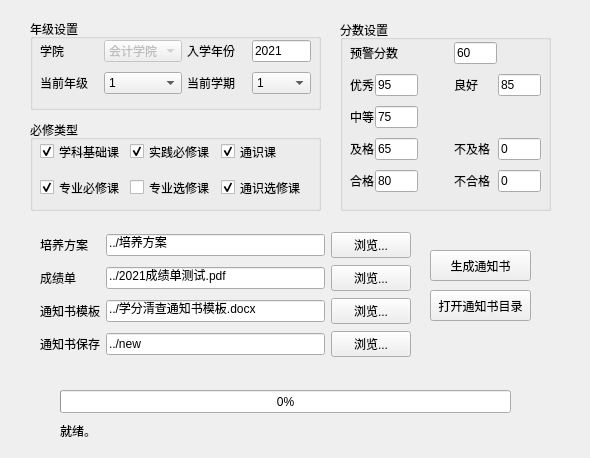
This is credit_check/ui/ui.ui in yangjywhu/CreditCheck as Qt 5 draws it before an edit. The edited form follows.
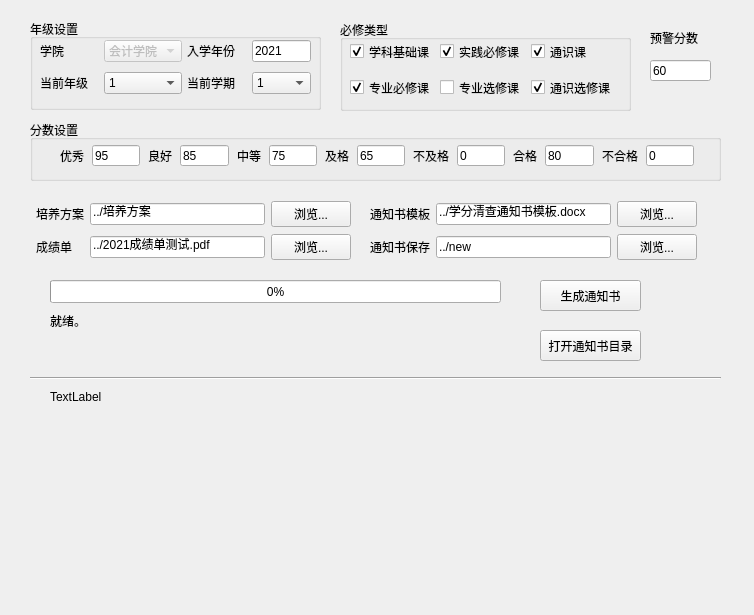
This is the edited form.

Diff of the .ui file:
```diff
--- a/credit_check/ui/ui.ui
+++ b/credit_check/ui/ui.ui
@@ -6,8 +6,8 @@
    <rect>
     <x>0</x>
     <y>0</y>
-    <width>590</width>
-    <height>458</height>
+    <width>754</width>
+    <height>615</height>
    </rect>
   </property>
   <property name="windowTitle">
@@ -16,8 +16,8 @@
   <widget class="QPushButton" name="notice_create">
    <property name="geometry">
     <rect>
-     <x>430</x>
-     <y>250</y>
+     <x>540</x>
+     <y>280</y>
      <width>101</width>
      <height>31</height>
     </rect>
@@ -29,8 +29,8 @@
   <widget class="QPushButton" name="open_notice_dir">
    <property name="geometry">
     <rect>
-     <x>430</x>
-     <y>290</y>
+     <x>540</x>
+     <y>330</y>
      <width>101</width>
      <height>31</height>
     </rect>
@@ -45,8 +45,8 @@
    </property>
    <property name="geometry">
     <rect>
-     <x>30</x>
-     <y>120</y>
+     <x>340</x>
+     <y>20</y>
      <width>291</width>
      <height>91</height>
     </rect>
@@ -68,24 +68,11 @@
     <string>年级设置</string>
    </property>
   </widget>
-  <widget class="QGroupBox" name="grade_group_2">
-   <property name="geometry">
-    <rect>
-     <x>340</x>
-     <y>20</y>
-     <width>211</width>
-     <height>191</height>
-    </rect>
-   </property>
-   <property name="title">
-    <string>分数设置</string>
-   </property>
-  </widget>
   <widget class="QWidget" name="layoutWidget1">
    <property name="geometry">
     <rect>
-     <x>40</x>
-     <y>141</y>
+     <x>350</x>
+     <y>41</y>
      <width>271</width>
      <height>57</height>
     </rect>
@@ -286,165 +273,272 @@
     </item>
    </layout>
   </widget>
+  <widget class="QProgressBar" name="progress_bar">
+   <property name="geometry">
+    <rect>
+     <x>50</x>
+     <y>280</y>
+     <width>451</width>
+     <height>23</height>
+    </rect>
+   </property>
+   <property name="cursor">
+    <cursorShape>ArrowCursor</cursorShape>
+   </property>
+   <property name="value">
+    <number>0</number>
+   </property>
+  </widget>
+  <widget class="QLabel" name="progress_phase">
+   <property name="geometry">
+    <rect>
+     <x>50</x>
+     <y>310</y>
+     <width>161</width>
+     <height>21</height>
+    </rect>
+   </property>
+   <property name="text">
+    <string>就绪。</string>
+   </property>
+  </widget>
+  <widget class="QLabel" name="progress_now">
+   <property name="geometry">
+    <rect>
+     <x>50</x>
+     <y>330</y>
+     <width>411</width>
+     <height>21</height>
+    </rect>
+   </property>
+   <property name="text">
+    <string/>
+   </property>
+  </widget>
+  <widget class="QGroupBox" name="grade_group_2">
+   <property name="geometry">
+    <rect>
+     <x>30</x>
+     <y>120</y>
+     <width>691</width>
+     <height>61</height>
+    </rect>
+   </property>
+   <property name="title">
+    <string>分数设置</string>
+   </property>
+  </widget>
+  <widget class="Line" name="line">
+   <property name="geometry">
+    <rect>
+     <x>30</x>
+     <y>370</y>
+     <width>691</width>
+     <height>16</height>
+    </rect>
+   </property>
+   <property name="orientation">
+    <enum>Qt::Horizontal</enum>
+   </property>
+  </widget>
+  <widget class="QLabel" name="note_text">
+   <property name="geometry">
+    <rect>
+     <x>50</x>
+     <y>390</y>
+     <width>631</width>
+     <height>211</height>
+    </rect>
+   </property>
+   <property name="text">
+    <string>TextLabel</string>
+   </property>
+   <property name="alignment">
+    <set>Qt::AlignLeading|Qt::AlignLeft|Qt::AlignTop</set>
+   </property>
+   <property name="wordWrap">
+    <bool>true</bool>
+   </property>
+  </widget>
+  <widget class="QLabel" name="pass_label">
+   <property name="geometry">
+    <rect>
+     <x>650</x>
+     <y>30</y>
+     <width>48</width>
+     <height>16</height>
+    </rect>
+   </property>
+   <property name="text">
+    <string>预警分数</string>
+   </property>
+   <property name="wordWrap">
+    <bool>false</bool>
+   </property>
+  </widget>
+  <widget class="QLineEdit" name="pass_score">
+   <property name="geometry">
+    <rect>
+     <x>650</x>
+     <y>60</y>
+     <width>61</width>
+     <height>21</height>
+    </rect>
+   </property>
+   <property name="text">
+    <string>60</string>
+   </property>
+  </widget>
   <widget class="QWidget" name="layoutWidget3">
    <property name="geometry">
     <rect>
-     <x>350</x>
-     <y>42</y>
-     <width>191</width>
-     <height>152</height>
+     <x>60</x>
+     <y>140</y>
+     <width>634</width>
+     <height>31</height>
     </rect>
    </property>
-   <layout class="QGridLayout" name="score_layout" columnstretch="1,0,0,0,0">
-    <property name="leftMargin">
-     <number>0</number>
+   <layout class="QHBoxLayout" name="horizontalLayout">
+    <property name="spacing">
+     <number>8</number>
     </property>
-    <property name="horizontalSpacing">
-     <number>1</number>
+    <property name="topMargin">
+     <number>5</number>
     </property>
-    <property name="verticalSpacing">
-     <number>10</number>
+    <property name="bottomMargin">
+     <number>5</number>
     </property>
-    <item row="4" column="0">
-     <widget class="QLabel" name="hg_label">
-      <property name="text">
-       <string>合格</string>
-      </property>
-     </widget>
-    </item>
-    <item row="1" column="3">
-     <widget class="QLabel" name="lh_label">
-      <property name="text">
-       <string>良好</string>
-      </property>
-     </widget>
-    </item>
-    <item row="3" column="3">
-     <widget class="QLabel" name="bjg_label">
-      <property name="text">
-       <string>不及格</string>
-      </property>
-     </widget>
-    </item>
-    <item row="1" column="1">
-     <widget class="QLineEdit" name="yx_score">
-      <property name="text">
-       <string>95</string>
-      </property>
-     </widget>
-    </item>
-    <item row="3" column="4">
-     <widget class="QLineEdit" name="bjg_score">
-      <property name="text">
-       <string>0</string>
-      </property>
-     </widget>
-    </item>
-    <item row="4" column="4">
-     <widget class="QLineEdit" name="bhg_score">
-      <property name="text">
-       <string>0</string>
-      </property>
-     </widget>
-    </item>
-    <item row="1" column="0">
+    <item>
      <widget class="QLabel" name="yx_label">
       <property name="text">
        <string>优秀</string>
       </property>
      </widget>
     </item>
-    <item row="4" column="3">
-     <widget class="QLabel" name="bhg_label">
+    <item>
+     <widget class="QLineEdit" name="yx_score">
       <property name="text">
-       <string>不合格</string>
+       <string>95</string>
       </property>
      </widget>
     </item>
-    <item row="1" column="4">
+    <item>
+     <widget class="QLabel" name="lh_label">
+      <property name="text">
+       <string>良好</string>
+      </property>
+     </widget>
+    </item>
+    <item>
      <widget class="QLineEdit" name="lh_score">
       <property name="text">
        <string>85</string>
       </property>
      </widget>
     </item>
-    <item row="3" column="1">
-     <widget class="QLineEdit" name="jg_score">
+    <item>
+     <widget class="QLabel" name="zd_label">
       <property name="text">
-       <string>65</string>
+       <string>中等</string>
       </property>
      </widget>
     </item>
-    <item row="4" column="1">
-     <widget class="QLineEdit" name="hg_score">
-      <property name="text">
-       <string>80</string>
-      </property>
-     </widget>
-    </item>
-    <item row="2" column="1">
+    <item>
      <widget class="QLineEdit" name="zd_score">
       <property name="text">
        <string>75</string>
       </property>
      </widget>
     </item>
-    <item row="0" column="0" colspan="2">
-     <widget class="QLabel" name="pass_label">
-      <property name="text">
-       <string>预警分数</string>
-      </property>
-      <property name="wordWrap">
-       <bool>false</bool>
-      </property>
-     </widget>
-    </item>
-    <item row="3" column="0">
+    <item>
      <widget class="QLabel" name="jg_label">
       <property name="text">
        <string>及格</string>
       </property>
      </widget>
     </item>
-    <item row="2" column="0">
-     <widget class="QLabel" name="zd_label">
+    <item>
+     <widget class="QLineEdit" name="jg_score">
       <property name="text">
-       <string>中等</string>
+       <string>65</string>
       </property>
      </widget>
     </item>
-    <item row="0" column="3">
-     <widget class="QLineEdit" name="pass_score">
+    <item>
+     <widget class="QLabel" name="bjg_label">
       <property name="text">
-       <string>60</string>
+       <string>不及格</string>
       </property>
      </widget>
     </item>
-    <item row="0" column="2">
-     <spacer name="horizontalSpacer">
-      <property name="orientation">
-       <enum>Qt::Horizontal</enum>
+    <item>
+     <widget class="QLineEdit" name="bjg_score">
+      <property name="text">
+       <string>0</string>
       </property>
-      <property name="sizeHint" stdset="0">
-       <size>
-        <width>100</width>
-        <height>20</height>
-       </size>
+     </widget>
+    </item>
+    <item>
+     <widget class="QLabel" name="hg_label">
+      <property name="text">
+       <string>合格</string>
       </property>
-     </spacer>
+     </widget>
+    </item>
+    <item>
+     <widget class="QLineEdit" name="hg_score">
+      <property name="text">
+       <string>80</string>
+      </property>
+     </widget>
+    </item>
+    <item>
+     <widget class="QLabel" name="bhg_label">
+      <property name="text">
+       <string>不合格</string>
+      </property>
+     </widget>
+    </item>
+    <item>
+     <widget class="QLineEdit" name="bhg_score">
+      <property name="text">
+       <string>0</string>
+      </property>
+     </widget>
     </item>
    </layout>
   </widget>
-  <widget class="QWidget" name="layoutWidget">
+  <widget class="QWidget" name="layoutWidget4">
    <property name="geometry">
     <rect>
-     <x>40</x>
-     <y>231</y>
-     <width>371</width>
-     <height>131</height>
+     <x>36</x>
+     <y>200</y>
+     <width>661</width>
+     <height>61</height>
     </rect>
    </property>
    <layout class="QGridLayout" name="gridLayout">
+    <item row="1" column="2">
+     <widget class="QPushButton" name="transcript_view">
+      <property name="text">
+       <string>浏览...</string>
+      </property>
+     </widget>
+    </item>
+    <item row="0" column="4">
+     <widget class="QLabel" name="label_17">
+      <property name="text">
+       <string>通知书模板</string>
+      </property>
+     </widget>
+    </item>
+    <item row="0" column="2">
+     <widget class="QPushButton" name="schedule_dir_view">
+      <property name="text">
+       <string>浏览...</string>
+      </property>
+     </widget>
+    </item>
     <item row="1" column="0">
      <widget class="QLabel" name="label_22">
       <property name="text">
@@ -452,13 +546,6 @@
       </property>
      </widget>
     </item>
-    <item row="2" column="1">
-     <widget class="QLineEdit" name="notice_template">
-      <property name="text">
-       <string>../学分清查通知书模板.docx</string>
-      </property>
-     </widget>
-    </item>
     <item row="0" column="1">
      <widget class="QLineEdit" name="schedule_dir">
       <property name="text">
@@ -466,27 +553,20 @@
       </property>
      </widget>
     </item>
-    <item row="3" column="1">
-     <widget class="QLineEdit" name="notice_dir">
+    <item row="0" column="5">
+     <widget class="QLineEdit" name="notice_template">
       <property name="text">
-       <string>../new</string>
+       <string>../学分清查通知书模板.docx</string>
       </property>
      </widget>
     </item>
-    <item row="1" column="2">
-     <widget class="QPushButton" name="transcript_view">
+    <item row="1" column="6">
+     <widget class="QPushButton" name="notice_dir_view">
       <property name="text">
        <string>浏览...</string>
       </property>
      </widget>
     </item>
-    <item row="1" column="1">
-     <widget class="QLineEdit" name="transcript_file">
-      <property name="text">
-       <string>../2021成绩单测试.pdf</string>
-      </property>
-     </widget>
-    </item>
     <item row="0" column="0">
      <widget class="QLabel" name="label_20">
       <property name="text">
@@ -494,97 +574,59 @@
       </property>
      </widget>
     </item>
-    <item row="3" column="0">
+    <item row="0" column="6">
+     <widget class="QPushButton" name="notice_template_view">
+      <property name="text">
+       <string>浏览...</string>
+      </property>
+     </widget>
+    </item>
+    <item row="1" column="4">
      <widget class="QLabel" name="label_18">
       <property name="text">
        <string>通知书保存</string>
       </property>
      </widget>
     </item>
-    <item row="2" column="2">
-     <widget class="QPushButton" name="notice_template_view">
+    <item row="1" column="1">
+     <widget class="QLineEdit" name="transcript_file">
       <property name="text">
-       <string>浏览...</string>
+       <string>../2021成绩单测试.pdf</string>
       </property>
      </widget>
     </item>
-    <item row="3" column="2">
-     <widget class="QPushButton" name="notice_dir_view">
+    <item row="1" column="5">
+     <widget class="QLineEdit" name="notice_dir">
       <property name="text">
-       <string>浏览...</string>
+       <string>../new</string>
       </property>
      </widget>
     </item>
-    <item row="2" column="0">
-     <widget class="QLabel" name="label_17">
+    <item row="0" column="3">
+     <widget class="QLabel" name="label">
       <property name="text">
-       <string>通知书模板</string>
-      </property>
-     </widget>
-    </item>
-    <item row="0" column="2">
-     <widget class="QPushButton" name="schedule_dir_view">
-      <property name="text">
-       <string>浏览...</string>
+       <string/>
       </property>
      </widget>
     </item>
    </layout>
   </widget>
-  <widget class="QProgressBar" name="progress_bar">
-   <property name="geometry">
-    <rect>
-     <x>60</x>
-     <y>390</y>
-     <width>451</width>
-     <height>23</height>
-    </rect>
-   </property>
-   <property name="cursor">
-    <cursorShape>ArrowCursor</cursorShape>
-   </property>
-   <property name="value">
-    <number>0</number>
-   </property>
-  </widget>
-  <widget class="QLabel" name="progress_phase">
-   <property name="geometry">
-    <rect>
-     <x>60</x>
-     <y>420</y>
-     <width>161</width>
-     <height>21</height>
-    </rect>
-   </property>
-   <property name="text">
-    <string>就绪。</string>
-   </property>
-  </widget>
-  <widget class="QLabel" name="progress_now">
-   <property name="geometry">
-    <rect>
-     <x>60</x>
-     <y>440</y>
-     <width>411</width>
-     <height>21</height>
-    </rect>
-   </property>
-   <property name="text">
-    <string/>
-   </property>
-  </widget>
+  <zorder>grade_group_2</zorder>
+  <zorder>pass_label</zorder>
+  <zorder>pass_score</zorder>
+  <zorder>layoutWidget3</zorder>
+  <zorder>layoutWidget4</zorder>
   <zorder>must_group</zorder>
   <zorder>grade_group</zorder>
-  <zorder>layoutWidget</zorder>
-  <zorder>grade_group_2</zorder>
   <zorder>layoutWidget1</zorder>
   <zorder>layoutWidget2</zorder>
-  <zorder>layoutWidget3</zorder>
   <zorder>notice_create</zorder>
   <zorder>open_notice_dir</zorder>
   <zorder>progress_bar</zorder>
   <zorder>progress_phase</zorder>
   <zorder>progress_now</zorder>
+  <zorder>line</zorder>
+  <zorder>note_text</zorder>
  </widget>
  <resources/>
  <connections/>
```
